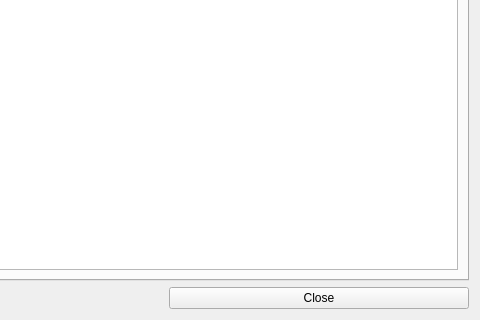
Old version of the form QLepp2DGui/about.ui in the repository gsanhueza/QLepp2D; both pictures show x 320 to 800 and y 130 to 450 of the 800 by 450 pixel window.
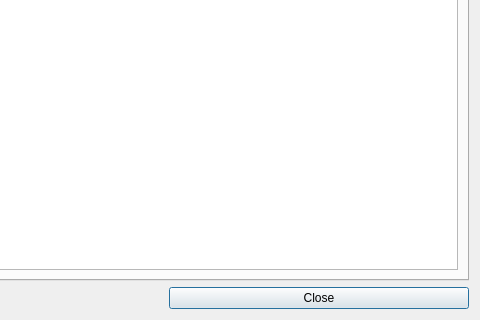
New version of the form. Icons and pictures are not drawn.

Commit message: Tutorial and About are treated as dialogs

The edit to the form file:
```diff
--- a/QLepp2DGui/about.ui
+++ b/QLepp2DGui/about.ui
@@ -2,7 +2,7 @@
 <ui version="4.0">
  <author>Gabriel Sanhueza</author>
  <class>About</class>
- <widget class="QWidget" name="About">
+ <widget class="QDialog" name="About">
   <property name="windowModality">
    <enum>Qt::NonModal</enum>
   </property>
```
Left out of the diff: 2 changed lines with no effect on the pictures. The commit also changes 5 other files.
